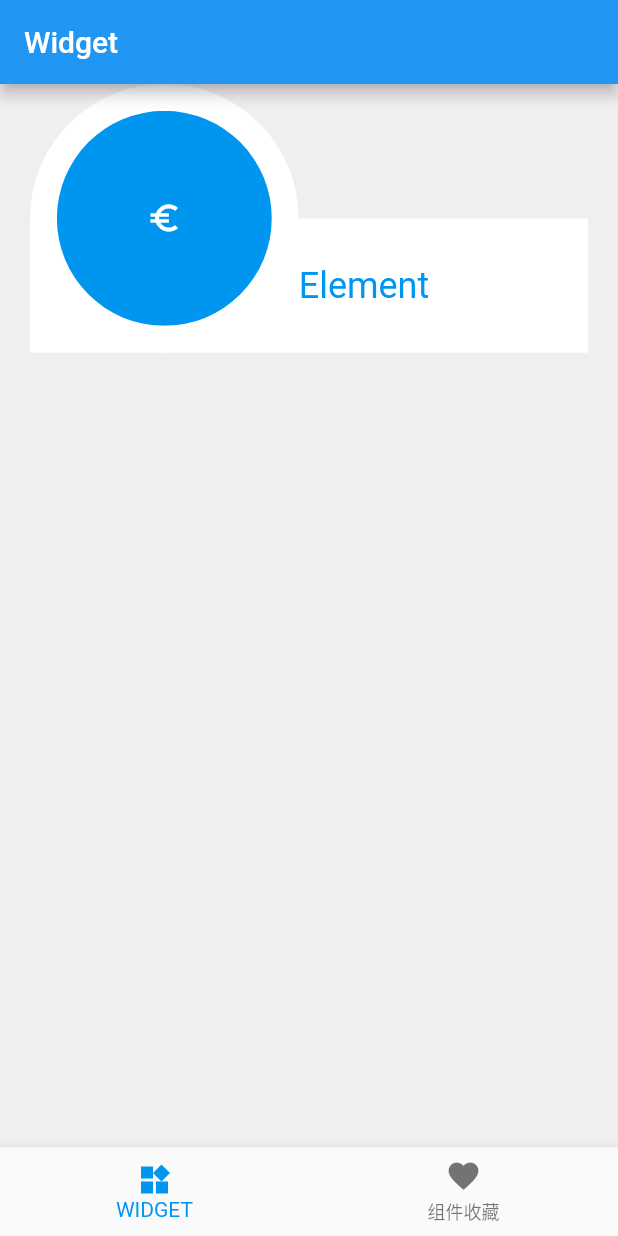
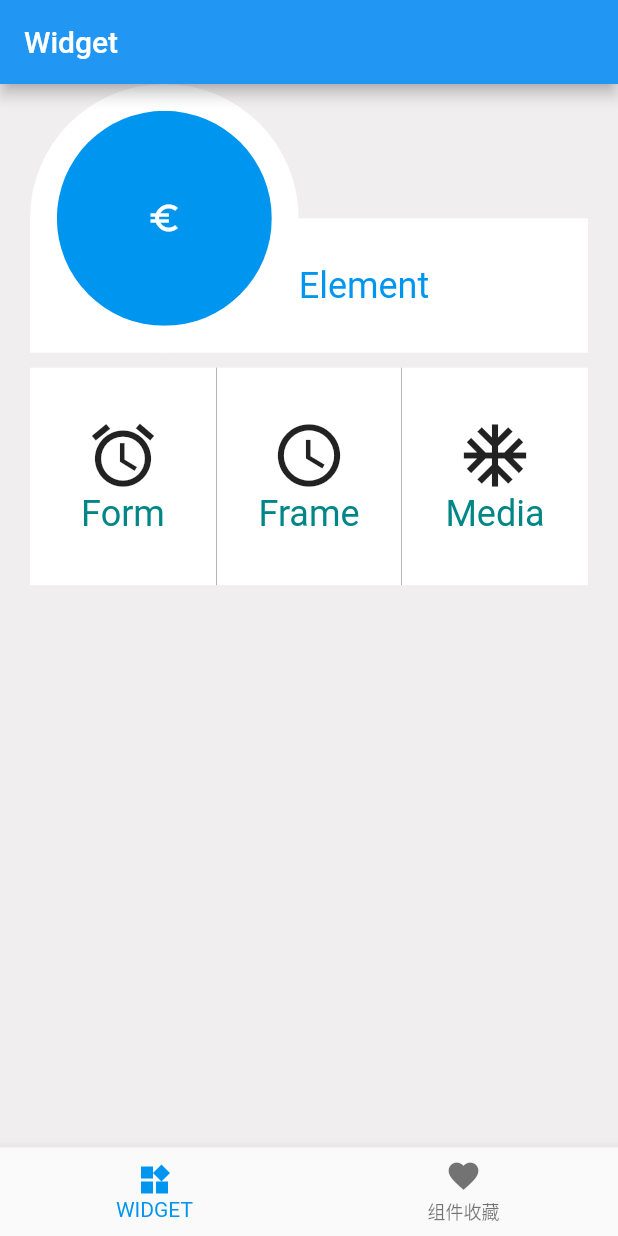
Before and after one commit to woshiku110/flutterstudy, a Flutter app: the screen it shows after launch, on a phone screen of 412 x 824 dp. Run offline on Flutter 3.47's test engine with Material 2 defaults, Android fonts, the phone set to English and light mode, and no system bars; our stand-ins replace fluro, flutter_screenutil.

Commit message:
提交文件信息，修复gridview不能正常显示问题

```diff
--- a/lib/pages/home/widget.dart
+++ b/lib/pages/home/widget.dart
@@ -40,7 +40,8 @@ class _WidgetItem extends State<WidgetItem>{
     return Container(
             width: double.infinity,
             child: Column(
-              children: <Widget>[WidgetItemTitle(title: titleName,icon: titleIcon)],
+              children: <Widget>[WidgetItemTitle(title: titleName,icon: titleIcon),
+                WidgetItemContent()],
             ),
     );
   }
@@ -102,35 +103,42 @@ class WidgetItemTitle extends StatelessWidget{
 class IconData {
     var name;
     var icon;
-    IconData(name,icon){
+    int index;
+    IconData(name,icon,index){
       this.name = name;
       this.icon = icon;
+      this.index = index;
     }
 }
 
 class WidgetItemContent extends StatelessWidget{
   final List<IconData> _list = [
-    new IconData('t1', Icons.access_alarms),
-    new IconData('t2', Icons.access_time),
-    new IconData('t3', Icons.ac_unit),
-    new IconData('t3', Icons.accessibility_new),
+    new IconData('Form', Icons.access_alarms,0),
+    new IconData('Frame', Icons.access_time,1),
+    new IconData('Media', Icons.ac_unit,2),
   ];
   @override
   Widget build(BuildContext context) {
-    return  GridView.count(
+    return GridView.count(
         crossAxisCount: 3,
-              childAspectRatio: 1,
-              mainAxisSpacing: 5,
-              crossAxisSpacing: 5,
-        children: <Widget>[
-          Image.network("https://ss2.baidu.com/6ONYsjip0QIZ8tyhnq/it/u=1333189478,4259049031&fm=173&app=25&f=JPEG?w=640&h=640&s=6BA43A6238B07BA77D3C7CC60000E0E1",width: 100,height: 180,),
-          Image.network("https://ss2.baidu.com/6ONYsjip0QIZ8tyhnq/it/u=1333189478,4259049031&fm=173&app=25&f=JPEG?w=640&h=640&s=6BA43A6238B07BA77D3C7CC60000E0E1",width: 100,height: 180,),
-          Image.network("https://ss2.baidu.com/6ONYsjip0QIZ8tyhnq/it/u=1333189478,4259049031&fm=173&app=25&f=JPEG?w=640&h=640&s=6BA43A6238B07BA77D3C7CC60000E0E1",width: 100,height: 180,),
-          Image.network("https://ss1.baidu.com/6ONXsjip0QIZ8tyhnq/it/u=1147110391,1099568746&fm=173&app=25&f=JPEG?w=640&h=640&s=4BA43A625AFA7BAF7D302CC60000A0A1",width: 100,height: 180,),
-          Image.network("https://ss1.baidu.com/6ONXsjip0QIZ8tyhnq/it/u=1147110391,1099568746&fm=173&app=25&f=JPEG?w=640&h=640&s=4BA43A625AFA7BAF7D302CC60000A0A1",width: 100,height: 180,),
-          Image.network("https://ss1.baidu.com/6ONXsjip0QIZ8tyhnq/it/u=1147110391,1099568746&fm=173&app=25&f=JPEG?w=640&h=640&s=4BA43A625AFA7BAF7D302CC60000A0A1",width: 100,height: 180,),
-          Image.network("https://ss1.baidu.com/6ONXsjip0QIZ8tyhnq/it/u=1147110391,1099568746&fm=173&app=25&f=JPEG?w=640&h=640&s=4BA43A625AFA7BAF7D302CC60000A0A1",width: 100,height: 180,),
-        ],
+        childAspectRatio: 0.8,
+        shrinkWrap: true,
+        children: _list.map((item)=> Container(
+                      height: Size.setHeight(100),
+                      margin: EdgeInsets.only(top: 10),
+                      decoration: BoxDecoration(
+                        color: Colors.white,
+                        border: item.index == 1 ? Border(left:BorderSide(color: Colors.grey,width: 0.5),right: BorderSide(color: Colors.grey,width: 0.5)):null,
+                      ),
+                      child: Column(
+                        crossAxisAlignment: CrossAxisAlignment.center,
+                        mainAxisAlignment: MainAxisAlignment.center,
+                        children: <Widget>[Icon(item.icon,size: 50,),Text(item.name,style: TextStyle(
+                            fontSize: 24.0,
+                            color: Color.fromRGBO(0,134,134,134)
+                        ))],
+                      ),
+        )).toList(),
       );
   }
 }
```
Also changed, not shown: Simulator Screen Shot - iPhone 11 Pro Max - 2019-11-05 at 13.24.12.png (added), 1 other file. Lines whose indentation alone changed are shown as unchanged.
